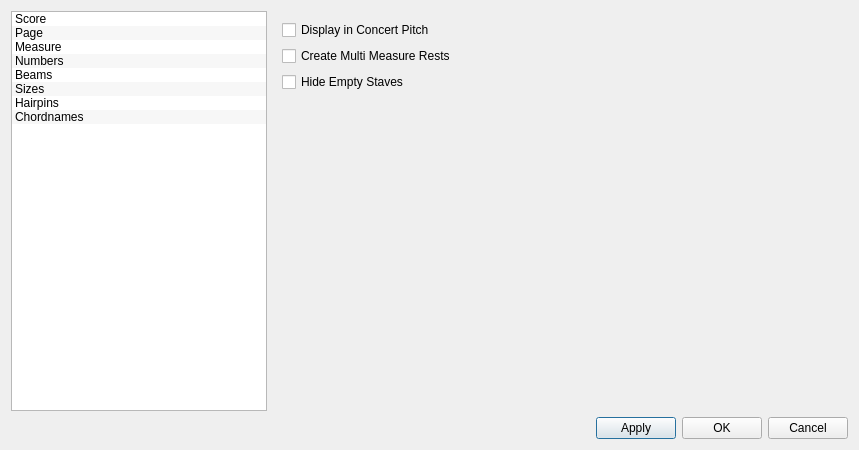
Before: the Qt Designer form mscore/mscore/editstyle.ui in musescore/musescore-old, drawn with Qt 5.
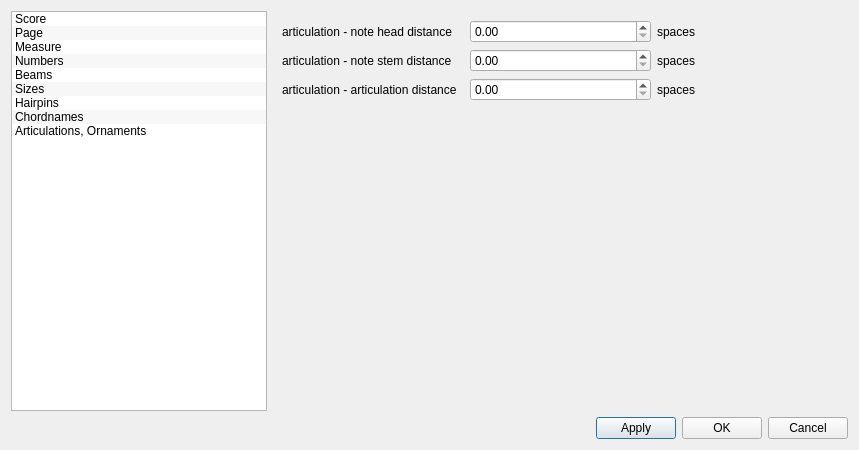
After: the same form once the commit is applied.

Commit message: align dots in dotted chords vertical

```diff
--- a/mscore/mscore/editstyle.ui
+++ b/mscore/mscore/editstyle.ui
@@ -76,6 +76,11 @@
        <string>Chordnames</string>
       </property>
      </item>
+     <item>
+      <property name="text" >
+       <string>Articulations, Ornaments</string>
+      </property>
+     </item>
     </widget>
    </item>
    <item row="0" column="1" >
@@ -87,17 +92,9 @@
       </sizepolicy>
      </property>
      <property name="currentIndex" >
-      <number>0</number>
+      <number>8</number>
      </property>
      <widget class="QWidget" name="Seite_5" >
-      <property name="geometry" >
-       <rect>
-        <x>0</x>
-        <y>0</y>
-        <width>606</width>
-        <height>389</height>
-       </rect>
-      </property>
       <layout class="QGridLayout" name="gridLayout_2" >
        <item row="0" column="0" >
         <widget class="QCheckBox" name="concertPitch" >
@@ -1261,6 +1258,74 @@
        </item>
       </layout>
      </widget>
+     <widget class="QWidget" name="Seite_6" >
+      <layout class="QGridLayout" name="gridLayout_3" >
+       <item row="0" column="0" >
+        <widget class="QLabel" name="label_35" >
+         <property name="text" >
+          <string>articulation - note head distance</string>
+         </property>
+        </widget>
+       </item>
+       <item row="0" column="1" >
+        <widget class="QDoubleSpinBox" name="propertyDistanceHead" />
+       </item>
+       <item row="1" column="0" >
+        <widget class="QLabel" name="label_37" >
+         <property name="text" >
+          <string>articulation - note stem distance</string>
+         </property>
+        </widget>
+       </item>
+       <item row="1" column="1" >
+        <widget class="QDoubleSpinBox" name="propertyDistanceStem" />
+       </item>
+       <item row="3" column="0" >
+        <spacer name="verticalSpacer_2" >
+         <property name="orientation" >
+          <enum>Qt::Vertical</enum>
+         </property>
+         <property name="sizeHint" stdset="0" >
+          <size>
+           <width>20</width>
+           <height>40</height>
+          </size>
+         </property>
+        </spacer>
+       </item>
+       <item row="2" column="0" >
+        <widget class="QLabel" name="label_41" >
+         <property name="text" >
+          <string>articulation - articulation distance</string>
+         </property>
+        </widget>
+       </item>
+       <item row="2" column="1" >
+        <widget class="QDoubleSpinBox" name="propertyDistance" />
+       </item>
+       <item row="0" column="2" >
+        <widget class="QLabel" name="label_43" >
+         <property name="text" >
+          <string>spaces</string>
+         </property>
+        </widget>
+       </item>
+       <item row="1" column="2" >
+        <widget class="QLabel" name="label_46" >
+         <property name="text" >
+          <string>spaces</string>
+         </property>
+        </widget>
+       </item>
+       <item row="2" column="2" >
+        <widget class="QLabel" name="label_47" >
+         <property name="text" >
+          <string>spaces</string>
+         </property>
+        </widget>
+       </item>
+      </layout>
+     </widget>
     </widget>
    </item>
    <item row="1" column="0" colspan="2" >
```
Left out of the diff: 56 changed lines with no effect on the pictures. The commit also changes 9 other files.
